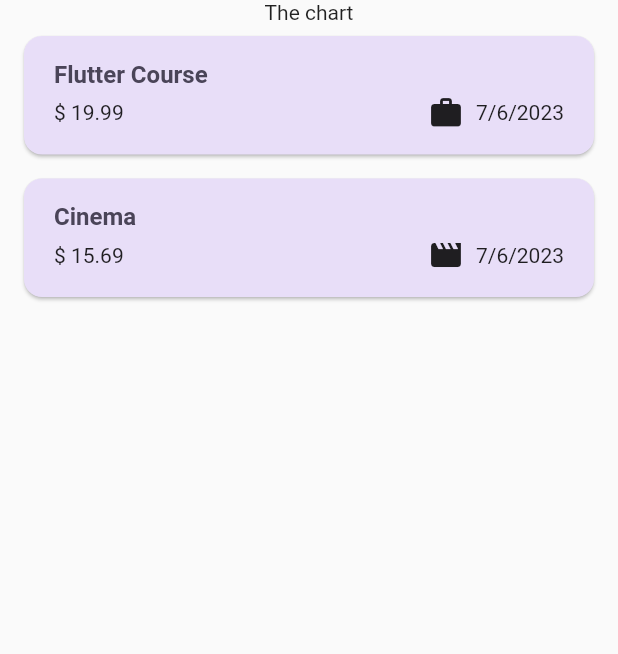
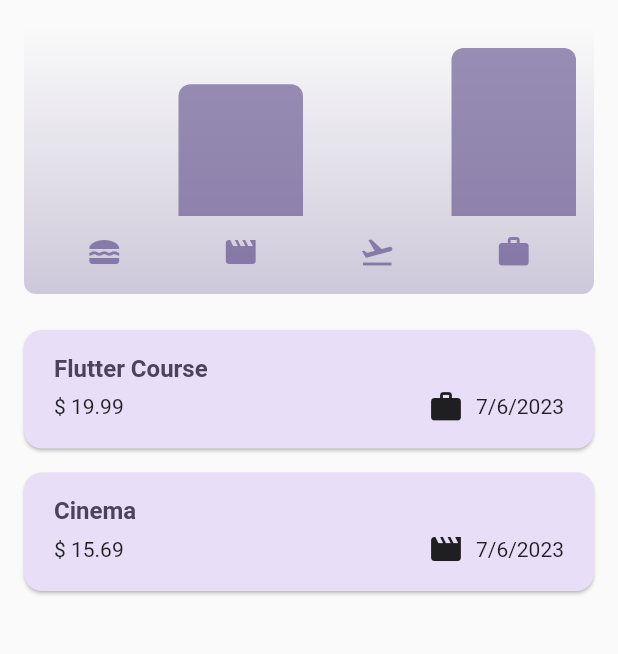
Before and after one commit to angelo-filho/expense_tracker, a Flutter app: the screen it shows after launch, on a phone screen of 412 x 824 dp, the part 84-738 px from its top. Run offline on Flutter 3.47's test engine with Material 2 defaults, Android fonts, the phone set to English and light mode, and no system bars.

Commit message:
feat: add chart to expense screen

```diff
--- a/lib/screens/expenses_screen.dart
+++ b/lib/screens/expenses_screen.dart
@@ -1,3 +1,4 @@
+import 'package:expense_tracker/widgets/chart/chart.dart';
 import 'package:expense_tracker/widgets/expenses_list/expenses_list.dart';
 import 'package:expense_tracker/widgets/new_expense_modal.dart';
 import 'package:flutter/material.dart';
@@ -77,6 +78,7 @@ class _ExpensesScreenState extends State<ExpensesScreen> {
         onRemoveExpense: _removeExpense,
       );
     }
+
     return Scaffold(
       appBar: AppBar(
         title: const Text("Flutter Expense Tracker"),
@@ -89,7 +91,7 @@ class _ExpensesScreenState extends State<ExpensesScreen> {
       ),
       body: Column(
         children: [
-          const Text("The chart"),
+          Chart(expenses: _registeredExpenses),
           Expanded(
             child: mainContent,
           )
```
